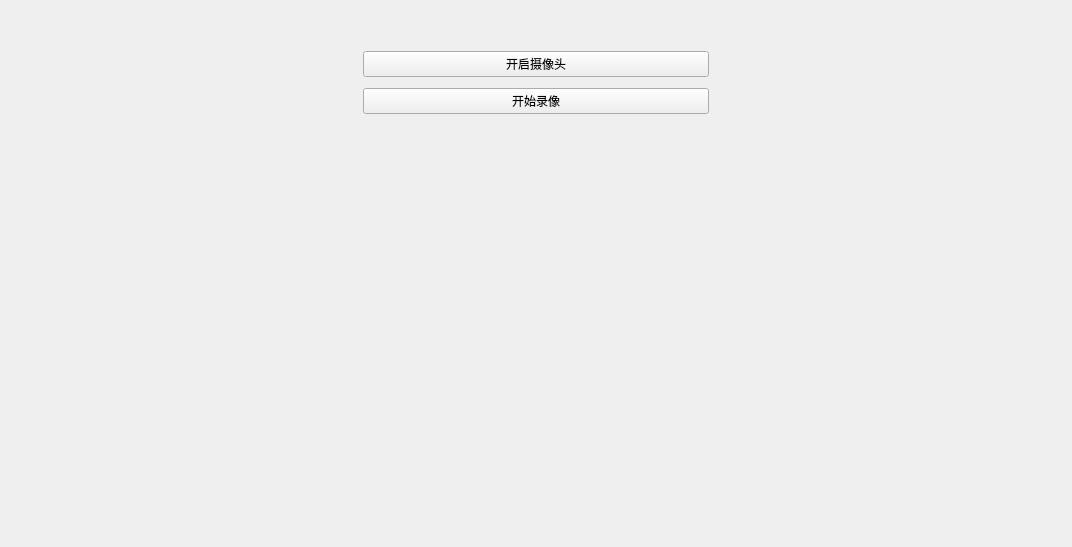
Above: OrbbecDemo1.1/Train.ui from Lvjihong/OrbbecAndQt before the change. Below: the same form after it.
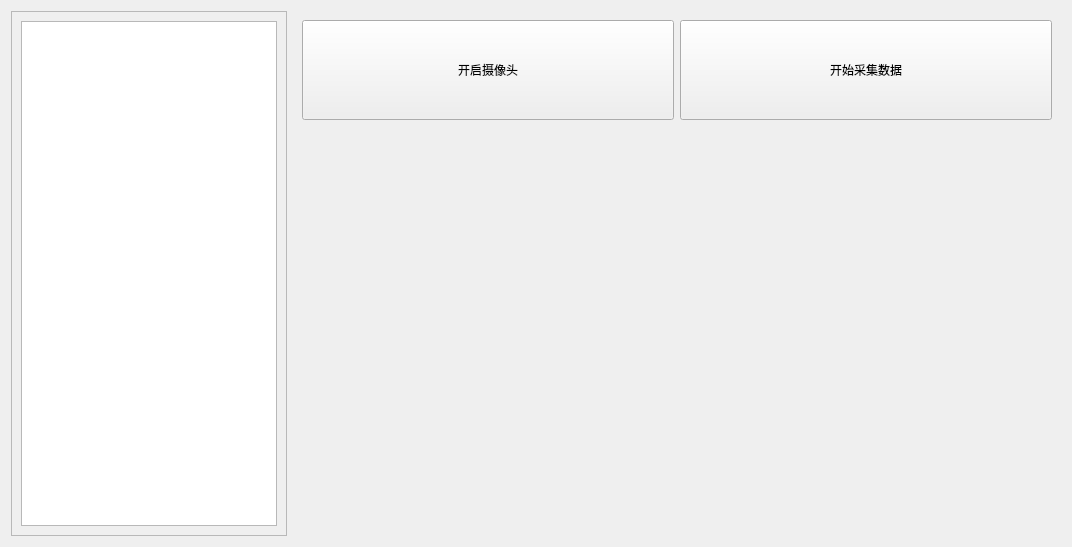
That is the form after the change.

Commit message: fix(train): 修复训练界面关闭后仍有子线程和死循环在执行的问题，并且增加了treeView的功能，玄学bug正在修复

```diff
--- a/OrbbecDemo1.1/Train.ui
+++ b/OrbbecDemo1.1/Train.ui
@@ -19,9 +19,78 @@
   <property name="windowTitle">
    <string>大北农专项_训练数据收集</string>
   </property>
-  <layout class="QGridLayout" name="gridLayout">
-   <item row="4" column="0" colspan="3">
+  <layout class="QHBoxLayout" name="horizontalLayout_2" stretch="1,5">
+   <item>
+    <widget class="QScrollArea" name="scrollArea">
+     <property name="sizePolicy">
+      <sizepolicy hsizetype="Fixed" vsizetype="MinimumExpanding">
+       <horstretch>0</horstretch>
+       <verstretch>0</verstretch>
+      </sizepolicy>
+     </property>
+     <property name="widgetResizable">
+      <bool>true</bool>
+     </property>
+     <widget class="QWidget" name="scrollAreaWidgetContents">
+      <property name="geometry">
+       <rect>
+        <x>0</x>
+        <y>0</y>
+        <width>278</width>
+        <height>523</height>
+       </rect>
+      </property>
+      <layout class="QHBoxLayout" name="horizontalLayout_3">
+       <item>
+        <widget class="QTreeView" name="treeView">
+         <property name="sizePolicy">
+          <sizepolicy hsizetype="Fixed" vsizetype="MinimumExpanding">
+           <horstretch>0</horstretch>
+           <verstretch>0</verstretch>
+          </sizepolicy>
+         </property>
+        </widget>
+       </item>
+      </layout>
+     </widget>
+    </widget>
+   </item>
+   <item>
+    <widget class="QWidget" name="widget_2" native="true">
+     <property name="sizePolicy">
+      <sizepolicy hsizetype="MinimumExpanding" vsizetype="Preferred">
+       <horstretch>0</horstretch>
+       <verstretch>0</verstretch>
+      </sizepolicy>
+     </property>
+     <property name="maximumSize">
+      <size>
+       <width>16777215</width>
+       <height>16777215</height>
+      </size>
+     </property>
+     <layout class="QGridLayout" name="gridLayout" rowstretch="1,4">
+      <item row="0" column="0">
+       <widget class="QPushButton" name="btn_open">
+        <property name="sizePolicy">
+         <sizepolicy hsizetype="MinimumExpanding" vsizetype="MinimumExpanding">
+          <horstretch>0</horstretch>
+          <verstretch>0</verstretch>
+         </sizepolicy>
+        </property>
+        <property name="text">
+         <string>开启摄像头</string>
+        </property>
+       </widget>
+      </item>
+      <item row="1" column="0" colspan="2">
     <widget class="QWidget" name="widget" native="true">
+        <property name="sizePolicy">
+         <sizepolicy hsizetype="MinimumExpanding" vsizetype="MinimumExpanding">
+          <horstretch>0</horstretch>
+          <verstretch>0</verstretch>
+         </sizepolicy>
+        </property>
      <layout class="QHBoxLayout" name="horizontalLayout">
       <item>
        <widget class="QLabel" name="label_depth">
@@ -58,112 +127,21 @@
      </layout>
     </widget>
    </item>
-   <item row="3" column="2">
-    <spacer name="horizontalSpacer_4">
-     <property name="orientation">
-      <enum>Qt::Horizontal</enum>
-     </property>
-     <property name="sizeHint" stdset="0">
-      <size>
-       <width>40</width>
-       <height>20</height>
-      </size>
-     </property>
-    </spacer>
-   </item>
-   <item row="2" column="1">
-    <spacer name="verticalSpacer">
-     <property name="orientation">
-      <enum>Qt::Vertical</enum>
-     </property>
-     <property name="sizeType">
-      <enum>QSizePolicy::Fixed</enum>
-     </property>
-     <property name="sizeHint" stdset="0">
-      <size>
-       <width>5</width>
-       <height>5</height>
-      </size>
-     </property>
-    </spacer>
-   </item>
-   <item row="3" column="1">
-    <widget class="QPushButton" name="btn_start">
-     <property name="text">
-      <string>开始录像</string>
-     </property>
-    </widget>
-   </item>
-   <item row="1" column="1">
-    <widget class="QPushButton" name="btn_open">
-     <property name="sizePolicy">
-      <sizepolicy hsizetype="Expanding" vsizetype="Fixed">
-       <horstretch>0</horstretch>
-       <verstretch>0</verstretch>
-      </sizepolicy>
-     </property>
-     <property name="text">
-      <string>开启摄像头</string>
-     </property>
-    </widget>
-   </item>
-   <item row="1" column="2">
-    <spacer name="horizontalSpacer_2">
-     <property name="orientation">
-      <enum>Qt::Horizontal</enum>
-     </property>
-     <property name="sizeType">
-      <enum>QSizePolicy::Preferred</enum>
-     </property>
-     <property name="sizeHint" stdset="0">
-      <size>
-       <width>20</width>
-       <height>20</height>
-      </size>
-     </property>
-    </spacer>
-   </item>
-   <item row="1" column="0">
-    <spacer name="horizontalSpacer">
-     <property name="orientation">
-      <enum>Qt::Horizontal</enum>
-     </property>
-     <property name="sizeHint" stdset="0">
-      <size>
-       <width>40</width>
-       <height>20</height>
-      </size>
-     </property>
-    </spacer>
-   </item>
-   <item row="3" column="0">
-    <spacer name="horizontalSpacer_3">
-     <property name="orientation">
-      <enum>Qt::Horizontal</enum>
-     </property>
-     <property name="sizeHint" stdset="0">
-      <size>
-       <width>40</width>
-       <height>20</height>
-      </size>
-     </property>
-    </spacer>
-   </item>
    <item row="0" column="1">
-    <spacer name="verticalSpacer_2">
-     <property name="orientation">
-      <enum>Qt::Vertical</enum>
-     </property>
-     <property name="sizeType">
-      <enum>QSizePolicy::Fixed</enum>
-     </property>
-     <property name="sizeHint" stdset="0">
-      <size>
-       <width>20</width>
-       <height>40</height>
-      </size>
-     </property>
-    </spacer>
+       <widget class="QPushButton" name="btn_start">
+        <property name="sizePolicy">
+         <sizepolicy hsizetype="MinimumExpanding" vsizetype="MinimumExpanding">
+          <horstretch>0</horstretch>
+          <verstretch>0</verstretch>
+         </sizepolicy>
+        </property>
+        <property name="text">
+         <string>开始采集数据</string>
+        </property>
+       </widget>
+      </item>
+     </layout>
+    </widget>
    </item>
   </layout>
  </widget>
```
Lines whose indentation alone changed are shown as unchanged. The commit also changes 291 other files.
